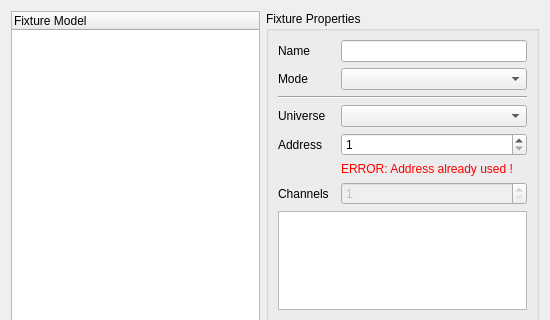
This is ui/src/addfixture.ui in mcallegari/qlcplus as Qt 5 draws it before an edit; both pictures show x 0 to 550 and y 0 to 320 of the 550 by 460 pixel window. The edited form follows.
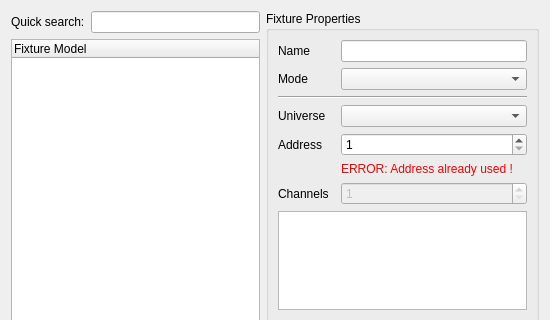
This is the edited form.

Commit message:
Fixture Manager: add quick search bar on fixture add (suggested by NiKoyes)
Updated translations

The edit to the form file:
```diff
--- a/ui/src/addfixture.ui
+++ b/ui/src/addfixture.ui
@@ -14,7 +14,7 @@
    <string>Add fixture</string>
   </property>
   <layout class="QGridLayout" name="gridLayout_3">
-   <item row="1" column="1">
+   <item row="2" column="2">
     <widget class="QGroupBox" name="m_multipleGroup">
      <property name="title">
       <string>Multiple Fixtures</string>
@@ -72,7 +72,7 @@
      </layout>
     </widget>
    </item>
-   <item row="0" column="1">
+   <item row="0" column="2" rowspan="2">
     <widget class="QGroupBox" name="m_propertiesGroup">
      <property name="title">
       <string>Fixture Properties</string>
@@ -223,22 +223,7 @@
      </layout>
     </widget>
    </item>
-   <item row="0" column="0" rowspan="2">
-    <widget class="QTreeWidget" name="m_tree">
-     <property name="sizePolicy">
-      <sizepolicy hsizetype="Preferred" vsizetype="Expanding">
-       <horstretch>0</horstretch>
-       <verstretch>0</verstretch>
-      </sizepolicy>
-     </property>
-     <column>
-      <property name="text">
-       <string>Fixture Model</string>
-      </property>
-     </column>
-    </widget>
-   </item>
-   <item row="3" column="0" colspan="2">
+   <item row="4" column="0" colspan="3">
     <layout class="QHBoxLayout" name="horizontalLayout">
      <item>
       <widget class="QLabel" name="m_fixturesCount">
@@ -259,6 +244,31 @@
      </item>
     </layout>
    </item>
+   <item row="0" column="0">
+    <widget class="QLabel" name="label">
+     <property name="text">
+      <string>Quick search:</string>
+     </property>
+    </widget>
+   </item>
+   <item row="0" column="1">
+    <widget class="QLineEdit" name="m_searchEdit"/>
+   </item>
+   <item row="1" column="0" rowspan="2" colspan="2">
+    <widget class="QTreeWidget" name="m_tree">
+     <property name="sizePolicy">
+      <sizepolicy hsizetype="Preferred" vsizetype="Expanding">
+       <horstretch>0</horstretch>
+       <verstretch>0</verstretch>
+      </sizepolicy>
+     </property>
+     <column>
+      <property name="text">
+       <string>Fixture Model</string>
+      </property>
+     </column>
+    </widget>
+   </item>
   </layout>
  </widget>
  <resources/>
```
The commit also changes 10 other files.
